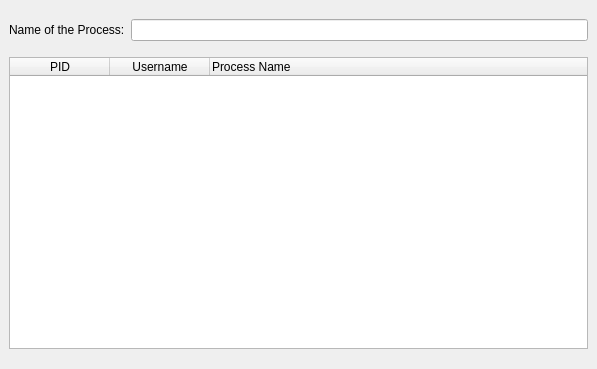
Before: the Qt Designer form selectprocess.ui in korcankaraokcu/PINCE, drawn with Qt 5.
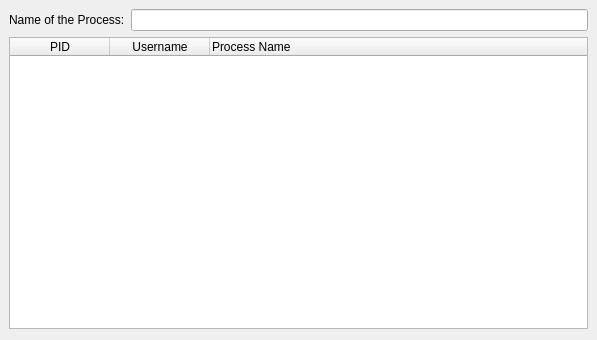
After: the same form once the commit is applied.

Commit message: Fixed some gui problems Created SysUtils.py Implemented an example about rows to SINCE.py

Diff of the .ui file:
```diff
--- a/selectprocess.ui
+++ b/selectprocess.ui
@@ -6,15 +6,15 @@
    <rect>
     <x>0</x>
     <y>0</y>
-    <width>591</width>
-    <height>369</height>
+    <width>597</width>
+    <height>340</height>
    </rect>
   </property>
   <property name="windowTitle">
    <string>MainWindow</string>
   </property>
   <widget class="QWidget" name="centralwidget">
-   <layout class="QGridLayout" name="gridLayout">
+   <layout class="QFormLayout" name="formLayout">
     <item row="0" column="0">
      <widget class="QLabel" name="label">
       <property name="text">
@@ -26,7 +26,13 @@
      <widget class="QLineEdit" name="lineEdit"/>
     </item>
     <item row="1" column="0" colspan="2">
-     <widget class="QTableWidget" name="tableWidget">
+     <widget class="QTableWidget" name="processtable">
+      <property name="sizePolicy">
+       <sizepolicy hsizetype="Expanding" vsizetype="Expanding">
+        <horstretch>0</horstretch>
+        <verstretch>0</verstretch>
+       </sizepolicy>
+      </property>
       <property name="minimumSize">
        <size>
         <width>579</width>
@@ -42,6 +48,21 @@
       <property name="autoFillBackground">
        <bool>false</bool>
       </property>
+      <property name="sizeAdjustPolicy">
+       <enum>QAbstractScrollArea::AdjustIgnored</enum>
+      </property>
+      <property name="editTriggers">
+       <set>QAbstractItemView::NoEditTriggers</set>
+      </property>
+      <property name="selectionMode">
+       <enum>QAbstractItemView::SingleSelection</enum>
+      </property>
+      <property name="selectionBehavior">
+       <enum>QAbstractItemView::SelectRows</enum>
+      </property>
+      <property name="sortingEnabled">
+       <bool>true</bool>
+      </property>
       <attribute name="horizontalHeaderStretchLastSection">
        <bool>true</bool>
       </attribute>
```
Left out of the diff: 3 changed lines with no effect on the pictures. The commit also changes 2 other files.
